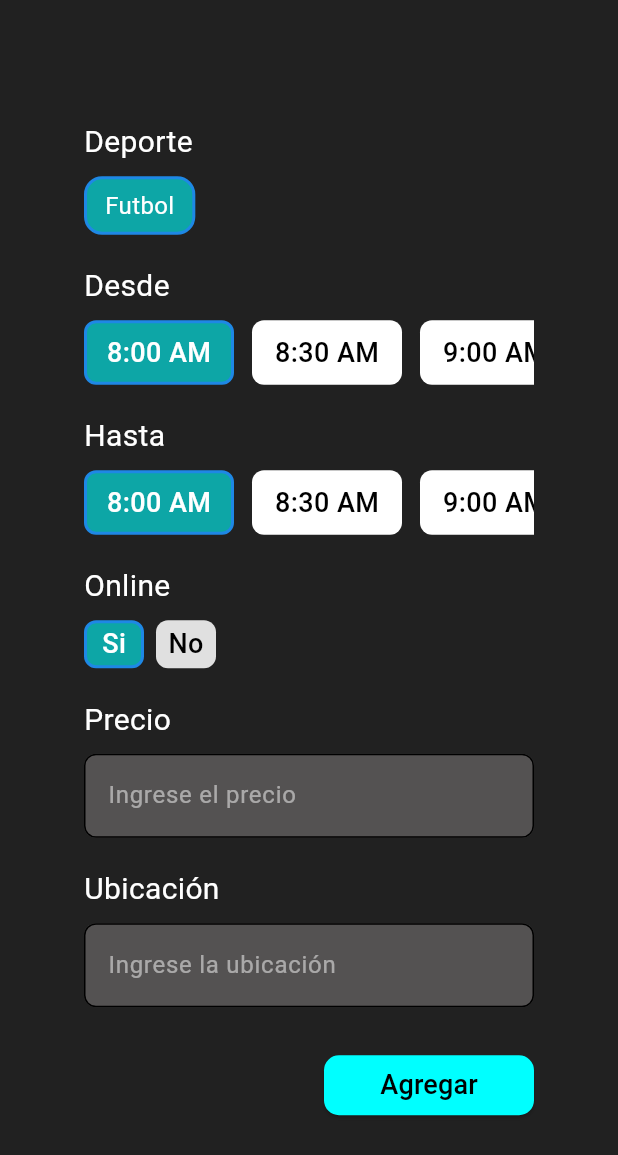
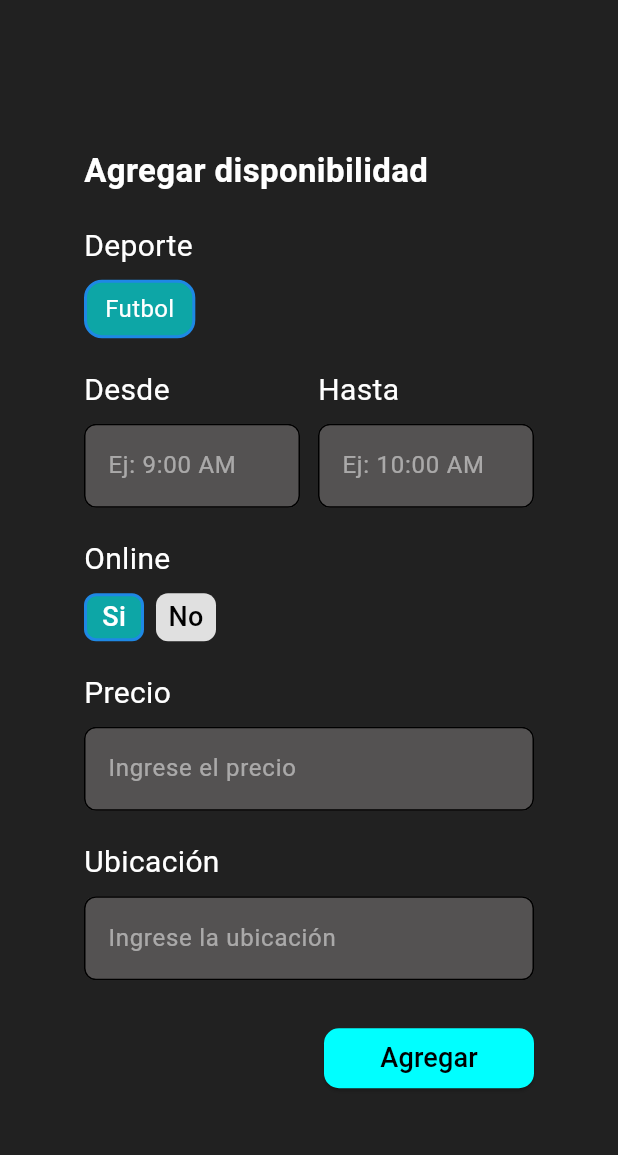
Before and after one commit to ludmilaIa/fit_calendar, a Flutter app: the AddScheduleModal widget shown alone on an empty page, opened directly, on a phone screen of 412 x 824 dp. Shown: the top 1155 px of the screen. Run offline on Flutter 3.47's test engine with Material 3 defaults, Android fonts, the phone set to English and light mode, and no system bars; our stand-ins replace flutter_dotenv, flutter_slidable, logger, shared_preferences, table_calendar; accounts and stored records are empty.

Commit message:
change style

```diff
--- a/lib/components/coach/schedule/schedule_modal.dart
+++ b/lib/components/coach/schedule/schedule_modal.dart
@@ -10,15 +10,11 @@ class AddScheduleModal extends StatefulWidget {
 
 class _AddScheduleModalState extends State<AddScheduleModal> {
   String selectedSport = 'Futbol';
-  int selectedFrom = 0;
-  int selectedTo = 0;
   int selectedOnline = 0; // 0: Si, 1: No
   final TextEditingController precioController = TextEditingController();
   final TextEditingController ubicacionController = TextEditingController();
-
-  final List<String> times = [
-    '8:00 AM', '8:30 AM', '9:00 AM'
-  ];
+  final TextEditingController fromController = TextEditingController();
+  final TextEditingController toController = TextEditingController();
 
   @override
   Widget build(BuildContext context) {
@@ -32,6 +28,10 @@ class _AddScheduleModalState extends State<AddScheduleModal> {
             mainAxisSize: MainAxisSize.min,
             crossAxisAlignment: CrossAxisAlignment.start,
             children: [
+              const Text('Agregar disponibilidad',
+                style: TextStyle(color: Colors.white, fontSize: 22, fontWeight: FontWeight.bold)),
+              const SizedBox(height: 20),
+
               const Text('Deporte', style: TextStyle(color: Colors.white, fontSize: 20)),
               const SizedBox(height: 8),
               Container(
@@ -44,23 +44,72 @@ class _AddScheduleModalState extends State<AddScheduleModal> {
                 child: const Text('Futbol', style: TextStyle(color: Colors.white, fontSize: 16)),
               ),
               const SizedBox(height: 20),
+
+              // Custom hours input
+              Row(
+                children: [
+                  Expanded(
+                    child: Column(
+                      crossAxisAlignment: CrossAxisAlignment.start,
+                      children: [
                         const Text('Desde', style: TextStyle(color: Colors.white, fontSize: 20)),
                         const SizedBox(height: 8),
-              SingleChildScrollView(
-                scrollDirection: Axis.horizontal,
-                child: Row(
-                  children: List.generate(times.length, (i) => _timeButton(i, true)),
+                        TextField(
+                          controller: fromController,
+                          style: const TextStyle(color: Colors.white),
+                          decoration: InputDecoration(
+                            hintText: 'Ej: 9:00 AM',
+                            hintStyle: TextStyle(color: Colors.white.withOpacity(0.5)),
+                            filled: true,
+                            fillColor: AppColors.cardBackground,
+                            border: OutlineInputBorder(
+                              borderRadius: BorderRadius.circular(8),
+                            ),
+                            enabledBorder: OutlineInputBorder(
+                              borderRadius: BorderRadius.circular(8),
+                            ),
+                            focusedBorder: OutlineInputBorder(
+                              borderRadius: BorderRadius.circular(8),
+                              borderSide: BorderSide(color: AppColors.neonBlue, width: 2),
                             ),
                           ),
-              const SizedBox(height: 20),
+                        ),
+                      ],
+                    ),
+                  ),
+                  const SizedBox(width: 12),
+                  Expanded(
+                    child: Column(
+                      crossAxisAlignment: CrossAxisAlignment.start,
+                      children: [
                         const Text('Hasta', style: TextStyle(color: Colors.white, fontSize: 20)),
                         const SizedBox(height: 8),
-              SingleChildScrollView(
-                scrollDirection: Axis.horizontal,
-                child: Row(
-                  children: List.generate(times.length, (i) => _timeButton(i, false)),
+                        TextField(
+                          controller: toController,
+                          style: const TextStyle(color: Colors.white),
+                          decoration: InputDecoration(
+                            hintText: 'Ej: 10:00 AM',
+                            hintStyle: TextStyle(color: Colors.white.withOpacity(0.5)),
+                            filled: true,
+                            fillColor: AppColors.cardBackground,
+                            border: OutlineInputBorder(
+                              borderRadius: BorderRadius.circular(8),
+                            ),
+                            enabledBorder: OutlineInputBorder(
+                              borderRadius: BorderRadius.circular(8),
+                            ),
+                            focusedBorder: OutlineInputBorder(
+                              borderRadius: BorderRadius.circular(8),
+                              borderSide: BorderSide(color: AppColors.neonBlue, width: 2),
                             ),
                           ),
+                        ),
+                      ],
+                    ),
+                  ),
+                ],
+              ),
+
               const SizedBox(height: 20),
               const Text('Online', style: TextStyle(color: Colors.white, fontSize: 20)),
               const SizedBox(height: 8),
@@ -76,6 +125,7 @@ class _AddScheduleModalState extends State<AddScheduleModal> {
               const SizedBox(height: 8),
               TextField(
                 controller: precioController,
+                keyboardType: TextInputType.number,
                 style: const TextStyle(color: Colors.white),
                 decoration: InputDecoration(
                   hintText: 'Ingrese el precio',
@@ -136,8 +186,8 @@ class _AddScheduleModalState extends State<AddScheduleModal> {
                       onPressed: () {
                         Navigator.of(context).pop({
                           'sport': selectedSport,
-                          'from': times[selectedFrom],
-                          'to': times[selectedTo],
+                          'from': fromController.text,
+                          'to': toController.text,
                           'online': selectedOnline == 0,
                           'precio': precioController.text,
                           'ubicacion': ubicacionController.text,
@@ -149,44 +199,6 @@ class _AddScheduleModalState extends State<AddScheduleModal> {
                 ],
               ),
             ],
-          ),
-        ),
-      ),
-    );
-  }
-
-  Widget _timeButton(int i, bool isFrom) {
-    bool isSelected = isFrom ? selectedFrom == i : selectedTo == i;
-    return Padding(
-      padding: const EdgeInsets.only(right: 12.0),
-      child: GestureDetector(
-        onTap: () {
-          setState(() {
-            if (isFrom) {
-              selectedFrom = i;
-            } else {
-              selectedTo = i;
-            }
-          });
-        },
-        child: SizedBox(
-          width: 100,
-          height: 43,
-          child: Container(
-            decoration: BoxDecoration(
-              color: isSelected ? AppColors.neonBlue.withOpacity(0.6) : Colors.white,
-              borderRadius: BorderRadius.circular(8),
-              border: isSelected ? Border.all(color: AppColors.primaryBlue, width: 2) : null,
-            ),
-            alignment: Alignment.center,
-            child: Text(
-              times[i],
-              style: TextStyle(
-                color: isSelected ? Colors.white : Colors.black,
-                fontSize: 18,
-                fontWeight: FontWeight.w500,
-              ),
-            ),
           ),
         ),
       ),
@@ -228,6 +240,8 @@ class _AddScheduleModalState extends State<AddScheduleModal> {
   void dispose() {
     precioController.dispose();
     ubicacionController.dispose();
+    fromController.dispose();
+    toController.dispose();
     super.dispose();
   }
 }
--- a/pubspec.yaml
+++ b/pubspec.yaml
@@ -66,6 +66,7 @@ flutter:
   # To add assets to your application, add an assets section, like this:
   assets:
     - .env
+    - assets/logo.png
   #   - images/a_dot_burr.jpeg
   #   - images/a_dot_ham.jpeg
 
```
Also changed, not shown: lib/list/sport.dart (added, +116 -0 lines), lib/signin.dart (+7 -17 lines), lib/signup.dart (+7 -17 lines), lib/views/profile_setup.dart (+42 -30 lines), lib/views/trainer/coach_reservation.dart (+11 -0 lines), assets/logo.png (added), pubspec.lock. Lines whose indentation alone changed are shown as unchanged.
